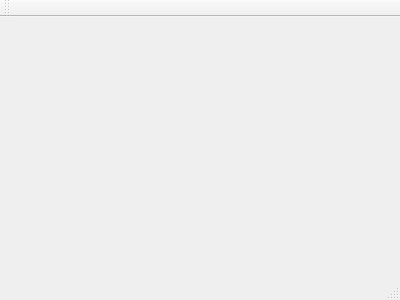
Before: the Qt Designer form login_form_Qt/mainwindow.ui in i-am-vance/login_form_Qt, drawn with Qt 5.
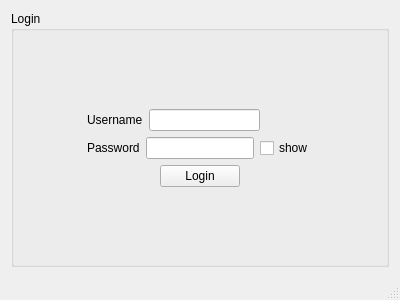
After: the same form once the commit is applied.

What changed in the file:
```diff
--- a/login_form_Qt/mainwindow.ui
+++ b/login_form_Qt/mainwindow.ui
@@ -12,13 +12,180 @@
   <property name="windowTitle" >
    <string>MainWindow</string>
   </property>
-  <widget class="QMenuBar" name="menuBar" />
-  <widget class="QToolBar" name="mainToolBar" />
-  <widget class="QWidget" name="centralWidget" />
-  <widget class="QStatusBar" name="statusBar" />
+  <widget class="QWidget" name="centralWidget">
+   <layout class="QVBoxLayout" name="verticalLayout">
+    <item>
+     <widget class="QGroupBox" name="groupBox">
+      <property name="title">
+       <string>Login</string>
+      </property>
+      <layout class="QGridLayout" name="gridLayout_2">
+       <item row="1" column="0">
+        <spacer name="horizontalSpacer_5">
+         <property name="orientation">
+          <enum>Qt::Horizontal</enum>
+         </property>
+         <property name="sizeHint" stdset="0">
+          <size>
+           <width>43</width>
+           <height>20</height>
+          </size>
+         </property>
+        </spacer>
+       </item>
+       <item row="2" column="1">
+        <spacer name="verticalSpacer">
+         <property name="orientation">
+          <enum>Qt::Vertical</enum>
+         </property>
+         <property name="sizeHint" stdset="0">
+          <size>
+           <width>20</width>
+           <height>40</height>
+          </size>
+         </property>
+        </spacer>
+       </item>
+       <item row="1" column="1">
+        <layout class="QVBoxLayout" name="verticalLayout_2">
+         <item>
+          <layout class="QHBoxLayout" name="horizontalLayout">
+           <item>
+            <widget class="QLabel" name="label">
+             <property name="text">
+              <string>Username</string>
+             </property>
+            </widget>
+           </item>
+           <item>
+            <widget class="QLineEdit" name="lineEdit"/>
+           </item>
+           <item>
+            <spacer name="horizontalSpacer">
+             <property name="orientation">
+              <enum>Qt::Horizontal</enum>
+             </property>
+             <property name="sizeType">
+              <enum>QSizePolicy::Minimum</enum>
+             </property>
+             <property name="sizeHint" stdset="0">
+              <size>
+               <width>53</width>
+               <height>0</height>
+              </size>
+             </property>
+            </spacer>
+           </item>
+          </layout>
+         </item>
+         <item>
+          <layout class="QHBoxLayout" name="horizontalLayout_2">
+           <item>
+            <widget class="QLabel" name="label_2">
+             <property name="text">
+              <string>Password</string>
+             </property>
+            </widget>
+           </item>
+           <item>
+            <widget class="QLineEdit" name="lineEdit_2">
+             <property name="enabled">
+              <bool>true</bool>
+             </property>
+            </widget>
+           </item>
+           <item>
+            <widget class="QCheckBox" name="checkBox">
+             <property name="text">
+              <string>show</string>
+             </property>
+            </widget>
+           </item>
+          </layout>
+         </item>
+         <item>
+          <layout class="QHBoxLayout" name="horizontalLayout_3">
+           <item>
+            <spacer name="horizontalSpacer_2">
+             <property name="orientation">
+              <enum>Qt::Horizontal</enum>
+             </property>
+             <property name="sizeHint" stdset="0">
+              <size>
+               <width>40</width>
+               <height>20</height>
+              </size>
+             </property>
+            </spacer>
+           </item>
+           <item>
+            <widget class="QPushButton" name="pushButton">
+             <property name="text">
+              <string>Login</string>
+             </property>
+            </widget>
+           </item>
+           <item>
+            <spacer name="horizontalSpacer_3">
+             <property name="orientation">
+              <enum>Qt::Horizontal</enum>
+             </property>
+             <property name="sizeHint" stdset="0">
+              <size>
+               <width>40</width>
+               <height>20</height>
+              </size>
+             </property>
+            </spacer>
+           </item>
+          </layout>
+         </item>
+        </layout>
+       </item>
+       <item row="1" column="2">
+        <spacer name="horizontalSpacer_4">
+         <property name="orientation">
+          <enum>Qt::Horizontal</enum>
+         </property>
+         <property name="sizeHint" stdset="0">
+          <size>
+           <width>43</width>
+           <height>20</height>
+          </size>
+         </property>
+        </spacer>
+       </item>
+       <item row="0" column="1">
+        <spacer name="verticalSpacer_2">
+         <property name="orientation">
+          <enum>Qt::Vertical</enum>
+         </property>
+         <property name="sizeHint" stdset="0">
+          <size>
+           <width>20</width>
+           <height>40</height>
+          </size>
+         </property>
+        </spacer>
+       </item>
+      </layout>
+     </widget>
+    </item>
+   </layout>
+  </widget>
+  <widget class="QMenuBar" name="menuBar">
+   <property name="geometry">
+    <rect>
+     <x>0</x>
+     <y>0</y>
+     <width>400</width>
+     <height>21</height>
+    </rect>
+   </property>
+  </widget>
+  <widget class="QStatusBar" name="statusBar"/>
  </widget>
- <layoutDefault spacing="6" margin="11" />
- <pixmapfunction></pixmapfunction>
+ <layoutdefault spacing="6" margin="11"/>
  <resources/>
  <connections/>
 </ui>
```
Left out of the diff: 7 changed lines with no effect on the pictures.
